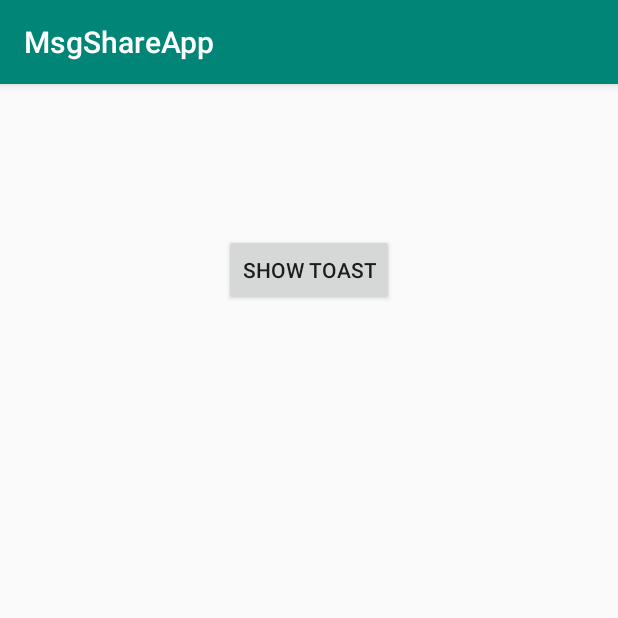
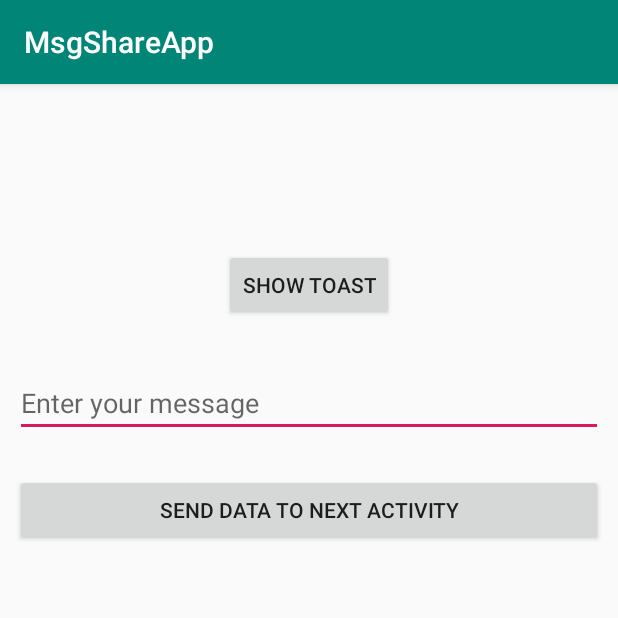
Before and after one commit to ramakrishnasambari/MsgShareApp, an Android app: the screen it shows after launch (MainActivity), after a tap on "SHOW TOAST", on a phone screen of 412 x 824 dp, the top half of it. Run offline under Robolectric (Android 15) with nearby library versions, the phone set to English and light mode, and no system bars.

Commit message:
Button activity

```diff
--- a/app/src/main/AndroidManifest.xml
+++ b/app/src/main/AndroidManifest.xml
@@ -16,6 +16,7 @@
                 <category android:name="android.intent.category.LAUNCHER" />
             </intent-filter>
         </activity>
+        <activity android:name=".SecondActivity" />
     </application>
 
 </manifest>
--- a/app/src/main/java/com/abjayon/MainActivity.kt
+++ b/app/src/main/java/com/abjayon/MainActivity.kt
@@ -1,5 +1,6 @@
 package com.abjayon
 
+import android.content.Intent
 import androidx.appcompat.app.AppCompatActivity
 import android.os.Bundle
 import android.util.Log
@@ -15,7 +16,16 @@ class MainActivity : AppCompatActivity() {
         btnShowToast.setOnClickListener {
             Log.i("Main Activity", "This is test log.")
 
-            Toast.makeText(this, "Button was clicked.", Toast.LENGTH_SHORT).show()
+            Toast.makeText(this, "Button1 was clicked.", Toast.LENGTH_SHORT).show()
+        }
+
+        btnSendMsgToNextActivity.setOnClickListener{
+            val message = etUserMessage.text.toString()
+            Toast.makeText(this, message, Toast.LENGTH_SHORT).show()
+
+            val intent = Intent(this, SecondActivity::class.java)
+            startActivity(intent)
+
         }
     }
 }
--- a/app/src/main/res/layout/activity_main.xml
+++ b/app/src/main/res/layout/activity_main.xml
@@ -4,6 +4,7 @@
     xmlns:tools="http://schemas.android.com/tools"
     android:layout_width="match_parent"
     android:layout_height="match_parent"
+    android:padding="10dp"
     tools:context=".MainActivity">
 
     <Button
@@ -14,4 +15,25 @@
         android:layout_centerHorizontal="true"
         android:layout_marginTop="100dp"
         android:text="Show Toast" />
+
+    <EditText
+        android:id="@+id/etUserMessage"
+        android:layout_width="match_parent"
+        android:layout_height="wrap_content"
+        android:layout_alignParentTop="true"
+        android:layout_centerHorizontal="true"
+        android:layout_marginTop="180dp"
+        android:ems="10"
+        android:hint="Enter your message"
+        android:visibility="visible"
+        tools:visibility="visible" />
+
+    <Button
+        android:id="@+id/btnSendMsgToNextActivity"
+        android:layout_width="match_parent"
+        android:layout_height="wrap_content"
+        android:layout_alignParentTop="true"
+        android:layout_centerHorizontal="true"
+        android:layout_marginTop="250dp"
+        android:text="Send Data To Next Activity" />
 </RelativeLayout>
--- /dev/null
+++ b/app/src/main/res/layout/activity_second.xml
@@ -0,0 +1,6 @@
+<?xml version="1.0" encoding="utf-8"?>
+<LinearLayout xmlns:android="http://schemas.android.com/apk/res/android"
+    android:orientation="vertical" android:layout_width="match_parent"
+    android:layout_height="match_parent">
+
+</LinearLayout>
```
Also changed, not shown: app/src/main/java/com/abjayon/SecondActivity.kt (added, +12 -0 lines).
